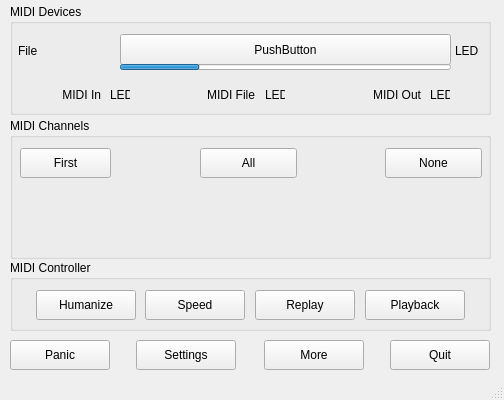
The window that src/mainwindow.ui (obook/I-like-Chopin) describes before a commit, drawn with Qt 5.
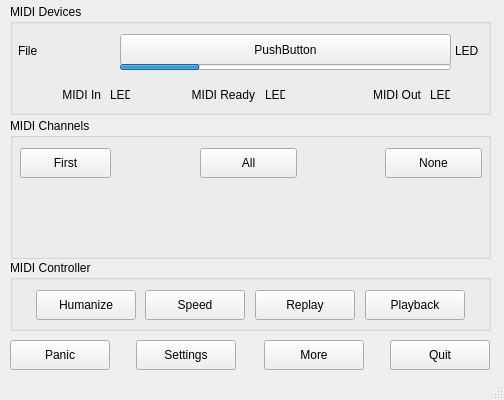
The same window after the commit.

```diff
--- a/src/mainwindow.ui
+++ b/src/mainwindow.ui
@@ -177,7 +177,7 @@
       </rect>
      </property>
      <property name="text">
-      <string>MIDI File</string>
+      <string>MIDI Ready</string>
      </property>
      <property name="alignment">
       <set>Qt::AlignmentFlag::AlignRight|Qt::AlignmentFlag::AlignTrailing|Qt::AlignmentFlag::AlignVCenter</set>
```
